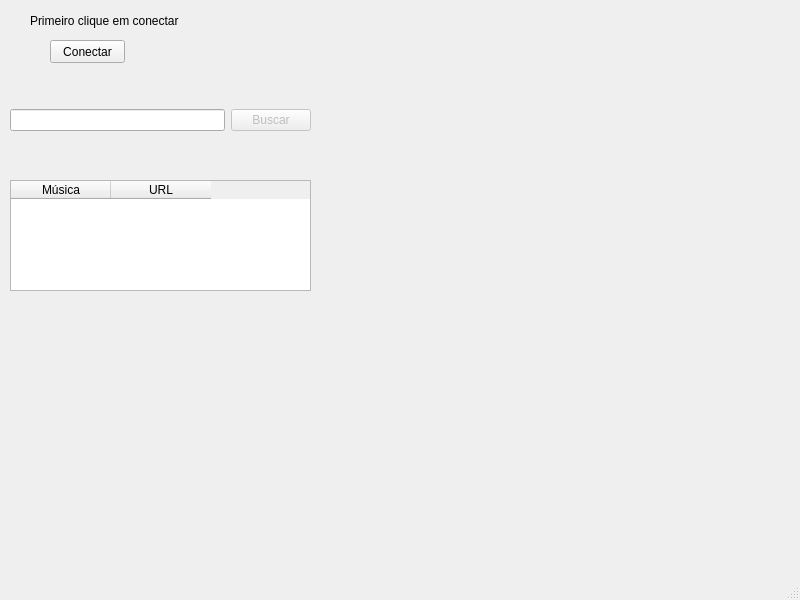
Qt form DesafioStone/mainwindow.ui (gabspires/DesafioStone) before a commit.
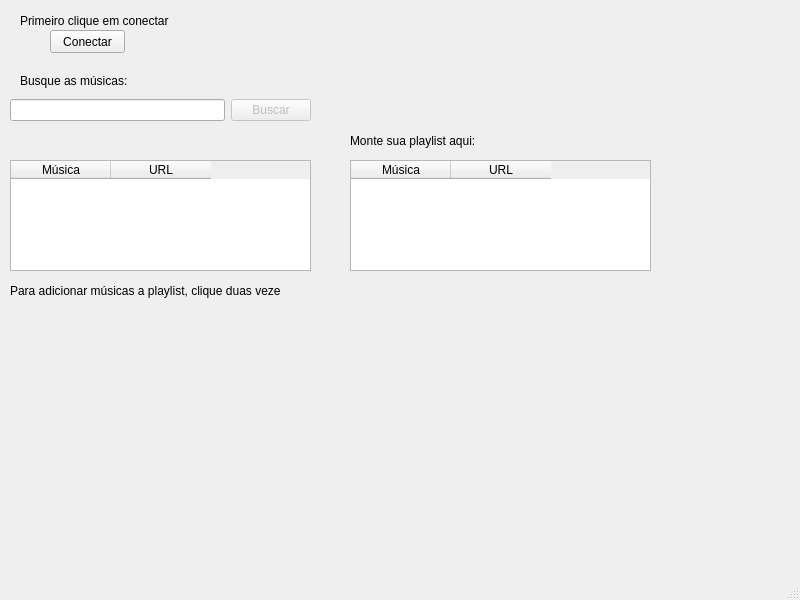
The same form after that commit.

Commit message: Adicionar músicas a playlist

The edit to the form file:
```diff
--- a/DesafioStone/mainwindow.ui
+++ b/DesafioStone/mainwindow.ui
@@ -17,7 +17,7 @@
    <widget class="QLabel" name="label">
     <property name="geometry">
      <rect>
-      <x>30</x>
+      <x>20</x>
       <y>10</y>
       <width>271</width>
       <height>21</height>
@@ -31,7 +31,7 @@
     <property name="geometry">
      <rect>
       <x>50</x>
-      <y>40</y>
+      <y>30</y>
       <width>75</width>
       <height>23</height>
      </rect>
@@ -44,7 +44,7 @@
     <property name="geometry">
      <rect>
       <x>10</x>
-      <y>180</y>
+      <y>160</y>
       <width>301</width>
       <height>111</height>
      </rect>
@@ -72,7 +72,7 @@
       <x>10</x>
       <y>80</y>
       <width>301</width>
-      <height>80</height>
+      <height>61</height>
      </rect>
     </property>
     <layout class="QHBoxLayout" name="horizontalLayout">
@@ -95,6 +95,71 @@
      </item>
     </layout>
    </widget>
+   <widget class="QTableWidget" name="tableWidget_2">
+    <property name="geometry">
+     <rect>
+      <x>350</x>
+      <y>160</y>
+      <width>301</width>
+      <height>111</height>
+     </rect>
+    </property>
+    <property name="columnCount">
+     <number>2</number>
+    </property>
+    <attribute name="horizontalHeaderMinimumSectionSize">
+     <number>39</number>
+    </attribute>
+    <column>
+     <property name="text">
+      <string>Música</string>
+     </property>
+    </column>
+    <column>
+     <property name="text">
+      <string>URL</string>
+     </property>
+    </column>
+   </widget>
+   <widget class="QLabel" name="label_2">
+    <property name="geometry">
+     <rect>
+      <x>350</x>
+      <y>130</y>
+      <width>271</width>
+      <height>21</height>
+     </rect>
+    </property>
+    <property name="text">
+     <string>Monte sua playlist aqui:</string>
+    </property>
+   </widget>
+   <widget class="QLabel" name="label_3">
+    <property name="geometry">
+     <rect>
+      <x>20</x>
+      <y>70</y>
+      <width>271</width>
+      <height>21</height>
+     </rect>
+    </property>
+    <property name="text">
+     <string>Busque as músicas:</string>
+    </property>
+   </widget>
+   <widget class="QLabel" name="label_4">
+    <property name="geometry">
+     <rect>
+      <x>10</x>
+      <y>280</y>
+      <width>271</width>
+      <height>21</height>
+     </rect>
+    </property>
+    <property name="text">
+     <string>Para adicionar músicas a playlist, clique duas vezes.</string>
+    </property>
+   </widget>
   </widget>
   <widget class="QMenuBar" name="menubar">
    <property name="geometry">
```
The commit also changes 2 other files.
